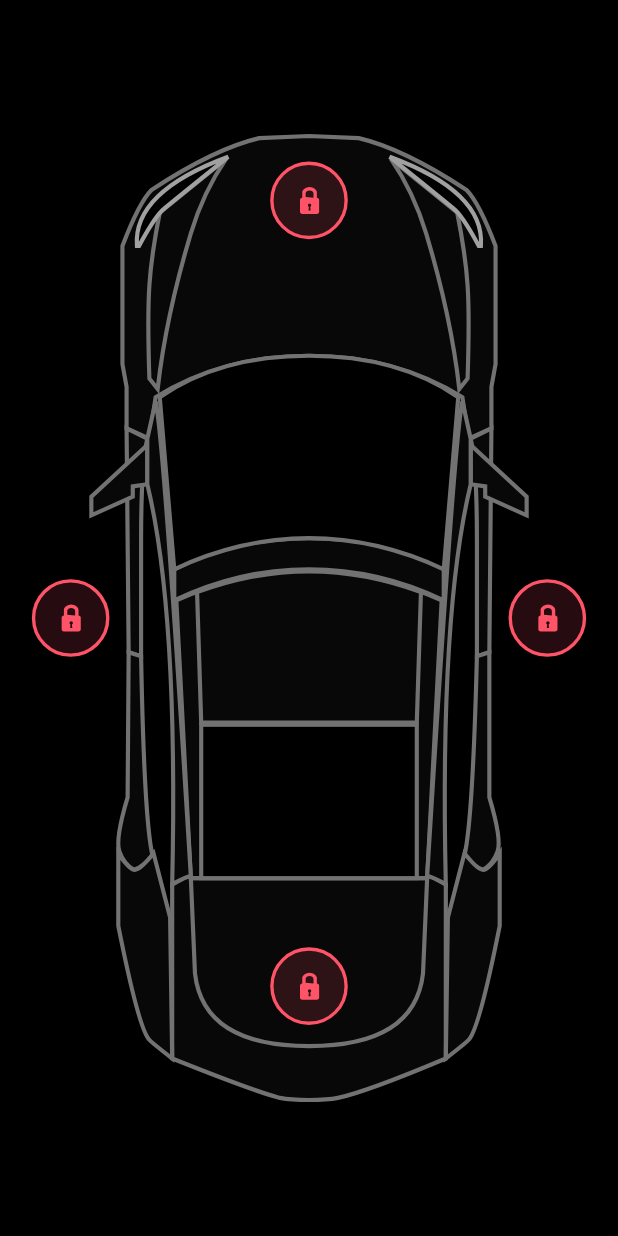
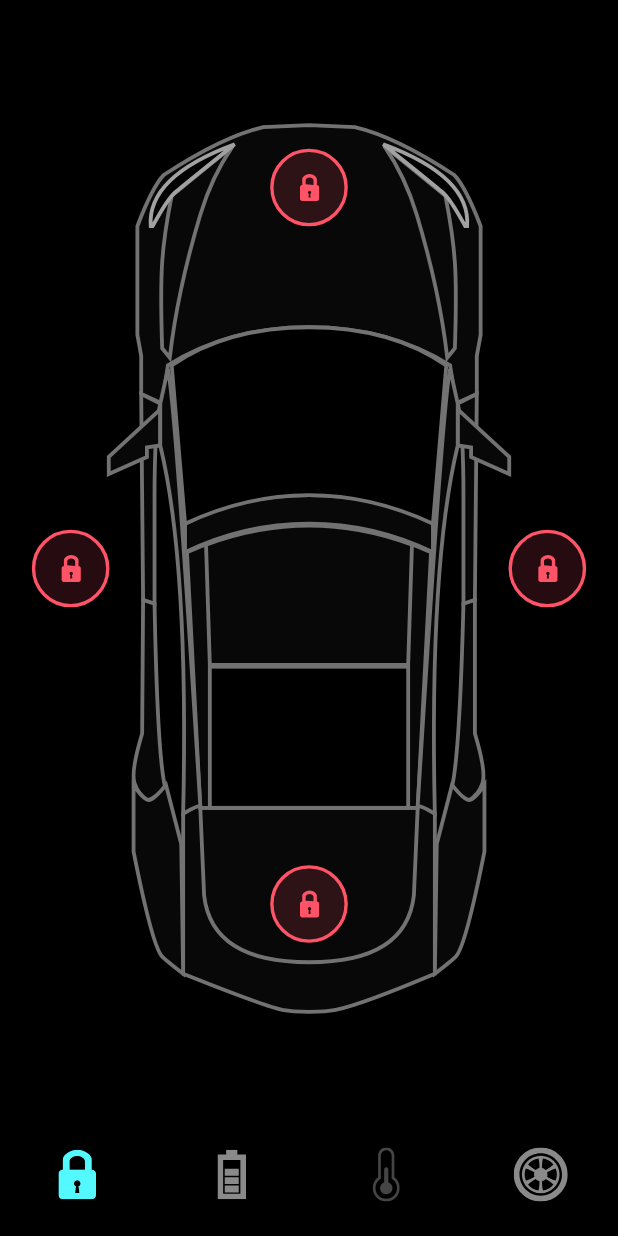
Before and after one commit to nouhben/Tesla_Car_Aninmated_UI, a Flutter app: the screen it shows after launch, on a phone screen of 412 x 824 dp. Run offline on Flutter 3.47's test engine with Material 2 defaults, Android fonts, the phone set to English and light mode, and no system bars; our stand-ins replace flutter_svg.

Commit message:
end of ep1

```diff
--- a/lib/main.dart
+++ b/lib/main.dart
@@ -37,6 +37,10 @@ class HomePage extends StatelessWidget {
         animation: _controller,
         builder: (context, snapshot) {
           return Scaffold(
+            bottomNavigationBar: TeslaBottomNavigationBar(
+              onTap: (index) {},
+              selectedTab: 0,
+            ),
             body: SafeArea(
               child: LayoutBuilder(
                   builder: (context, constraints) => Stack(
@@ -86,3 +90,32 @@ class HomePage extends StatelessWidget {
         });
   }
 }
+
+class TeslaBottomNavigationBar extends StatelessWidget {
+  TeslaBottomNavigationBar({
+    Key? key,
+    required this.selectedTab,
+    required this.onTap,
+  }) : super(key: key);
+  final int selectedTab;
+  final ValueChanged<int> onTap;
+  @override
+  Widget build(BuildContext context) {
+    return BottomNavigationBar(
+      backgroundColor: Colors.black,
+      type: BottomNavigationBarType.fixed,
+      onTap: onTap,
+      currentIndex: selectedTab,
+      items: List.generate(
+        kNavIconsPath.length,
+        (index) => BottomNavigationBarItem(
+          icon: SvgPicture.asset(
+            kNavIconsPath[index],
+            color: index == selectedTab ? primaryColor : Colors.white54,
+          ),
+          label: '',
+        ),
+      ),
+    );
+  }
+}
--- a/lib/shared/constants.dart
+++ b/lib/shared/constants.dart
@@ -5,3 +5,10 @@ const Color redColor = Color(0xFFFF5368);
 
 const double defaultPadding = 16.0;
 const Duration defaultDuration = Duration(milliseconds: 300);
+
+const List<String> kNavIconsPath = [
+  'assets/icons/Lock.svg',
+  'assets/icons/Charge.svg',
+  'assets/icons/Temp.svg',
+  'assets/icons/Tyre.svg',
+];
```
